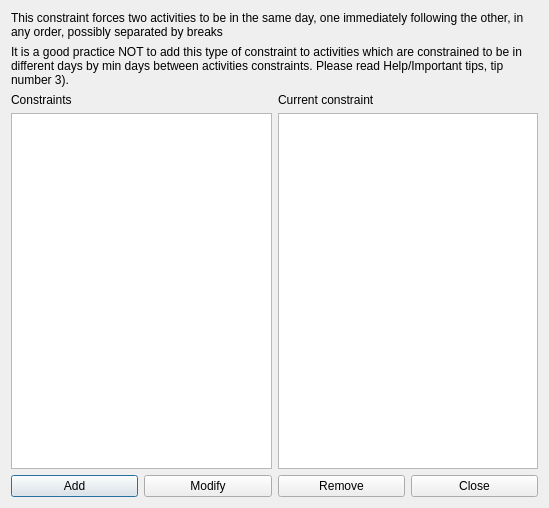
The window that src/interface/constrainttwoactivitiesgroupedform_template.ui (karandit/fet) describes before a commit, drawn with Qt 5.
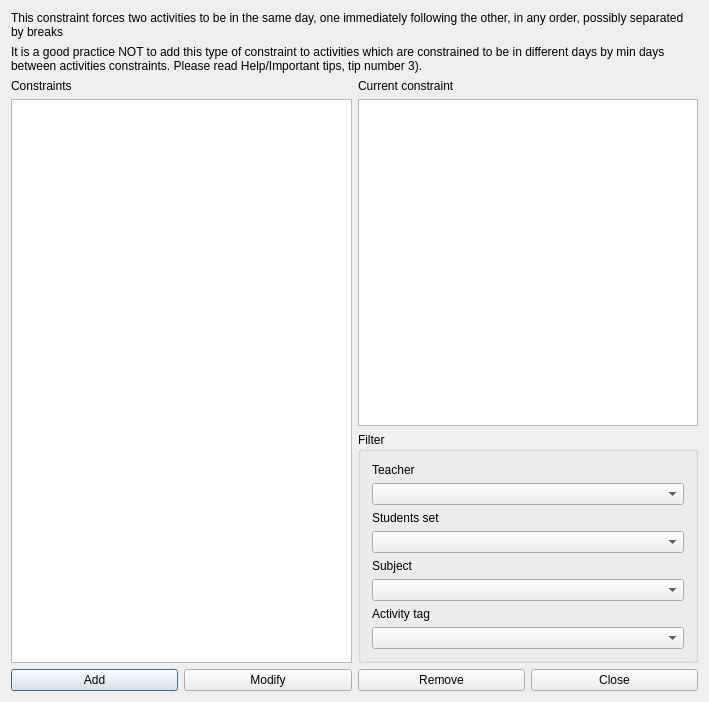
The same window after the commit.

The edit to the form file:
```diff
--- a/src/interface/constrainttwoactivitiesgroupedform_template.ui
+++ b/src/interface/constrainttwoactivitiesgroupedform_template.ui
@@ -6,14 +6,14 @@
    <rect>
     <x>0</x>
     <y>0</y>
-    <width>549</width>
-    <height>508</height>
+    <width>709</width>
+    <height>702</height>
    </rect>
   </property>
   <property name="windowTitle">
    <string extracomment="This is the title of the dialog in which you see the list of all constraints of this type">Constraints two activies grouped</string>
   </property>
-  <layout class="QGridLayout" name="gridLayout">
+  <layout class="QGridLayout" name="gridLayout_2">
    <item row="0" column="0" colspan="2">
     <widget class="QLabel" name="textLabel1">
      <property name="sizePolicy">
@@ -84,6 +84,67 @@
      <item>
       <widget class="QPlainTextEdit" name="currentConstraintTextEdit"/>
      </item>
+     <item>
+      <widget class="QGroupBox" name="filterGroupBox_2">
+       <property name="title">
+        <string>Filter</string>
+       </property>
+       <layout class="QGridLayout" name="gridLayout">
+        <item row="0" column="0">
+         <widget class="QLabel" name="teachersTextLabel">
+          <property name="text">
+           <string>Teacher</string>
+          </property>
+          <property name="wordWrap">
+           <bool>false</bool>
+          </property>
+         </widget>
+        </item>
+        <item row="1" column="0">
+         <widget class="QComboBox" name="teachersComboBox"/>
+        </item>
+        <item row="2" column="0">
+         <widget class="QLabel" name="studentsTextLabel">
+          <property name="text">
+           <string>Students set</string>
+          </property>
+          <property name="wordWrap">
+           <bool>false</bool>
+          </property>
+         </widget>
+        </item>
+        <item row="3" column="0">
+         <widget class="QComboBox" name="studentsComboBox"/>
+        </item>
+        <item row="4" column="0">
+         <widget class="QLabel" name="subjectsTextLabel">
+          <property name="text">
+           <string>Subject</string>
+          </property>
+          <property name="wordWrap">
+           <bool>false</bool>
+          </property>
+         </widget>
+        </item>
+        <item row="5" column="0">
+         <widget class="QComboBox" name="subjectsComboBox"/>
+        </item>
+        <item row="6" column="0">
+         <widget class="QLabel" name="activityTagsTextLabel">
+          <property name="text">
+           <string>Activity tag</string>
+          </property>
+          <property name="wordWrap">
+           <bool>false</bool>
+          </property>
+         </widget>
+        </item>
+        <item row="7" column="0">
+         <widget class="QComboBox" name="activityTagsComboBox"/>
+        </item>
+       </layout>
+      </widget>
+     </item>
     </layout>
    </item>
    <item row="3" column="0" colspan="2">
```
